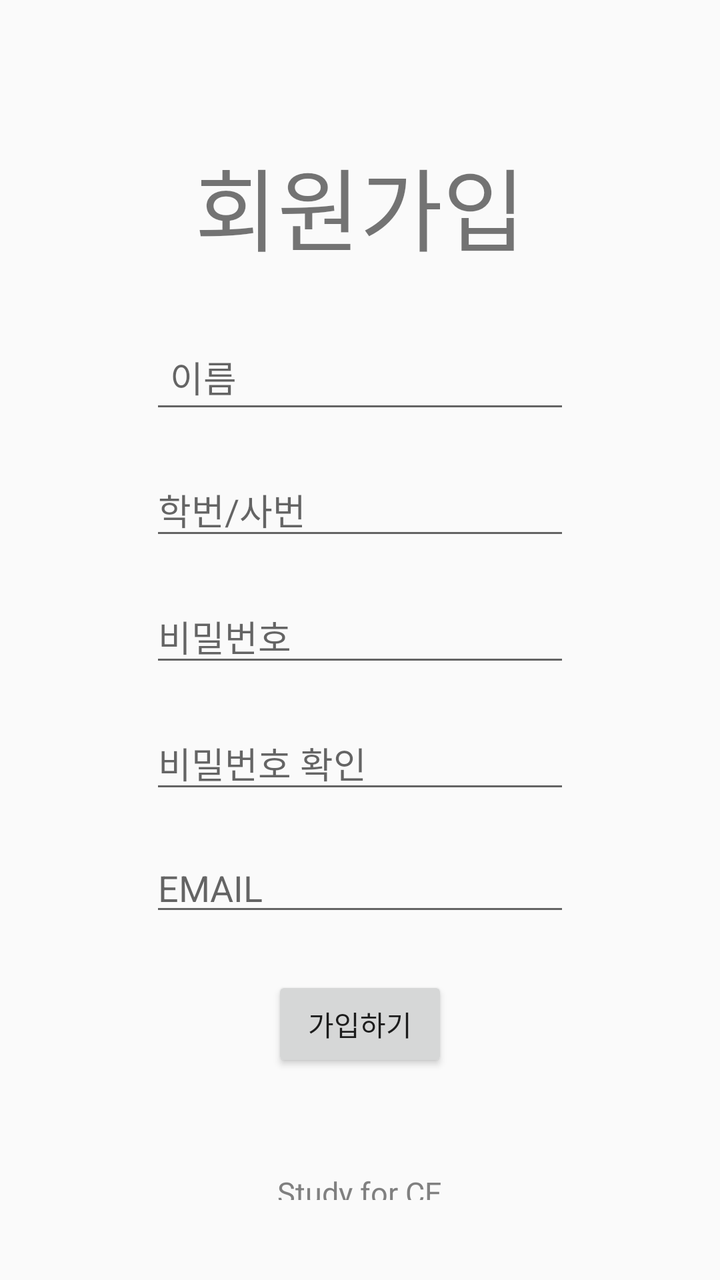
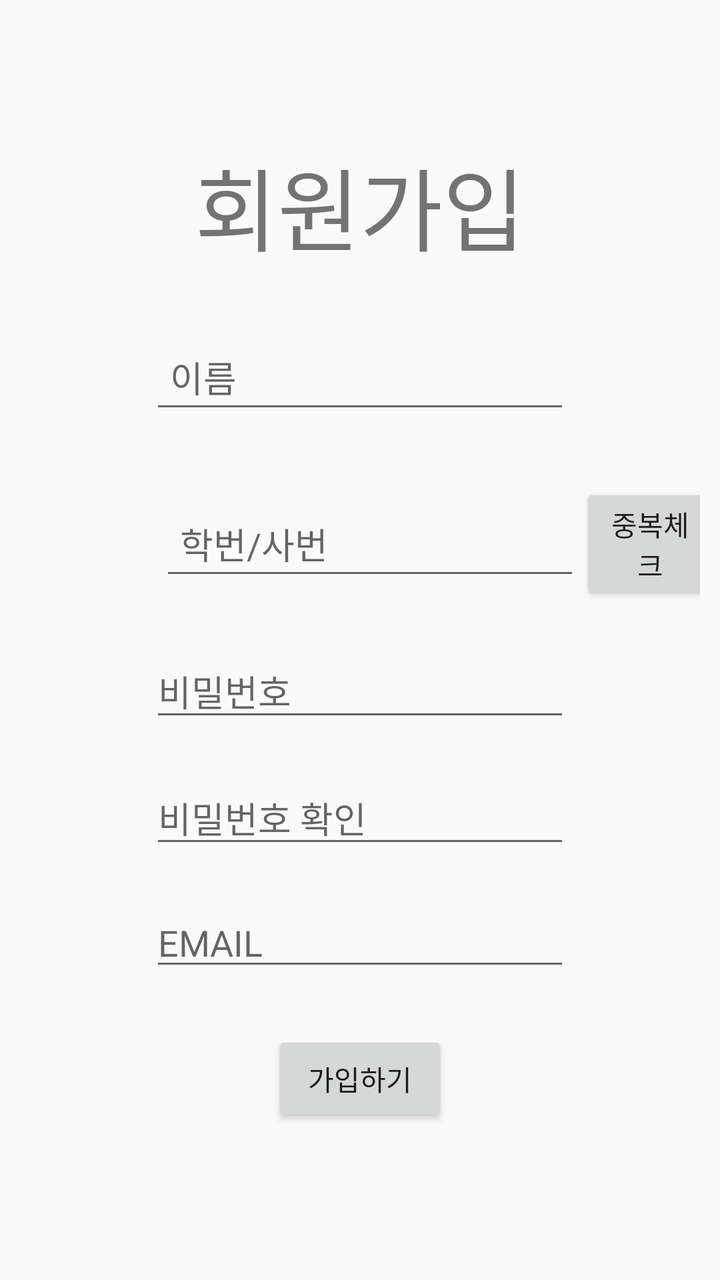

The first picture is an Android layout as it rendered before a commit; the second is the same layout after the commit. The layout source and the unified diff follow.
<!-- AndroidManifest.xml: application theme AppTheme -->
<!-- res/layout/activity_sign.xml -->
<?xml version="1.0" encoding="utf-8"?>
<LinearLayout xmlns:android="http://schemas.android.com/apk/res/android"
    android:layout_width="match_parent"
    android:layout_height="match_parent"
    xmlns:tools="http://schemas.android.com/tools"
    android:layout_gravity="center"
    android:orientation="vertical"
    android:padding="10dp"
    tools:context=".Sign">

    <TextView
        android:layout_gravity="center"
        android:layout_width="wrap_content"
        android:layout_height="wrap_content"
        android:text="회원가입"
        android:textSize="45sp"
        android:padding="10dp"
        android:layout_marginTop="50dp"
        android:layout_marginBottom="20dp"
        />


    <EditText
        android:layout_gravity="center"
        android:id="@+id/si_n"
        android:layout_width="wrap_content"
        android:layout_height="wrap_content"
        android:ems="10"
        android:hint="이름"
        android:inputType="textPersonName"
        android:padding="10dp"
        android:layout_marginBottom="20dp"
        />

    <EditText
        android:layout_gravity="center"
        android:id="@+id/si_id"
        android:layout_width="wrap_content"
        android:layout_height="wrap_content"
        android:ems="10"
        android:hint="학번/사번"
        android:inputType="textPersonName"
        android:layout_marginBottom="20dp"
        />
    <EditText
        android:layout_gravity="center"
        android:id="@+id/si_pw"
        android:layout_width="wrap_content"
        android:layout_height="wrap_content"
        android:ems="10"
        android:hint="비밀번호"
        android:inputType="textPassword"
        android:layout_marginBottom="20dp"

        />
    <EditText
        android:layout_gravity="center"
        android:id="@+id/si_pwc"
        android:layout_width="wrap_content"
        android:layout_height="wrap_content"
        android:ems="10"
        android:hint="비밀번호 확인"
        android:inputType="textPassword"
        android:layout_marginBottom="20dp"
        />

    <EditText
        android:layout_gravity="center"
        android:id="@+id/si_email"
        android:layout_width="wrap_content"
        android:layout_height="wrap_content"
        android:ems="10"
        android:hint="EMAIL "
        android:inputType="textEmailAddress"
        android:layout_marginBottom="25dp"
        />


    <Button
        android:layout_gravity="center"
        android:id="@+id/btn1_sign"
        android:layout_width="wrap_content"
        android:layout_height="wrap_content"
        android:layout_marginBottom="10dp"
        android:text="가입하기"/>

    <TextView
        android:layout_gravity="center"
        android:layout_width="wrap_content"
        android:layout_height="wrap_content"
        android:text="Study for CE"
        android:textSize="15sp"
        android:padding="10dp"
        android:layout_marginTop="30dp"
        android:layout_marginBottom="20dp"
        android:textColor="#808080"
        />

//비밀번호확인을 넣을지 말지??
</LinearLayout>
<!-- resources referenced by this layout -->
<resources>
  <style name="AppTheme" parent="Theme.AppCompat.Light.DarkActionBar">
          
          <item name="colorPrimary">@color/colorPrimary</item>
          <item name="colorPrimaryDark">@color/colorPrimaryDark</item>
          <item name="colorAccent">@color/colorAccent</item>
      </style>
  <color name="colorPrimary">#6200EE</color>
  <color name="colorPrimaryDark">#3700B3</color>
  <color name="colorAccent">#03DAC5</color>
</resources>

<!-- the commit's change to res/layout/activity_sign.xml (unified diff, before → after) -->
@@ -31,7 +31,14 @@
         android:padding="10dp"
         android:layout_marginBottom="20dp"
         />
-
+    <LinearLayout
+        android:layout_width="wrap_content"
+        android:layout_height="wrap_content"
+        android:layout_gravity="center"
+        android:layout_marginLeft="40dp"
+        android:layout_marginBottom="10dp"
+        android:padding="10dp"
+        >
     <EditText
         android:layout_gravity="center"
         android:id="@+id/si_id"
@@ -39,9 +46,17 @@
         android:layout_height="wrap_content"
         android:ems="10"
         android:hint="학번/사번"
+        android:padding="10dp"
         android:inputType="textPersonName"
-        android:layout_marginBottom="20dp"
         />
+        <Button
+            android:layout_gravity="center"
+            android:id="@+id/btn1_idc"
+            android:layout_width="wrap_content"
+            android:layout_height="wrap_content"
+            android:text="중복체크"/>
+    </LinearLayout>
+
     <EditText
         android:layout_gravity="center"
         android:id="@+id/si_pw"
